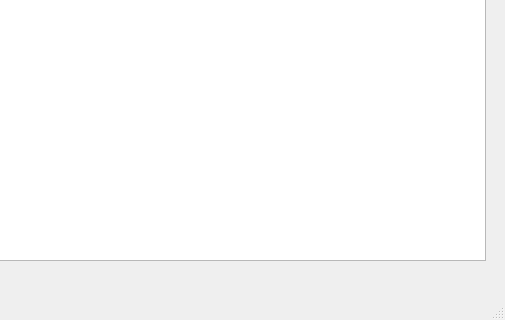
Qt form build-groupG-Desktop_Qt_5_15_1_MinGW_64_bit-Debug/groupG/menu.ui (vuandy50/GROUP_G) before a commit; both pictures show x 295 to 800 and y 280 to 600 of the 800 by 600 pixel window.
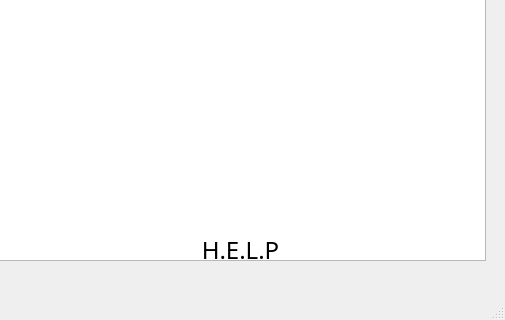
The same form after that commit.

```diff
--- a/build-groupG-Desktop_Qt_5_15_1_MinGW_64_bit-Debug/groupG/menu.ui
+++ b/build-groupG-Desktop_Qt_5_15_1_MinGW_64_bit-Debug/groupG/menu.ui
@@ -136,6 +136,35 @@
      <string>Account Settings</string>
     </property>
    </widget>
+   <widget class="QLabel" name="label_3">
+    <property name="geometry">
+     <rect>
+      <x>480</x>
+      <y>510</y>
+      <width>111</width>
+      <height>41</height>
+     </rect>
+    </property>
+    <property name="font">
+     <font>
+      <family>Showcard Gothic</family>
+      <pointsize>18</pointsize>
+      <underline>false</underline>
+     </font>
+    </property>
+    <property name="text">
+     <string>H.E.L.P</string>
+    </property>
+    <property name="textFormat">
+     <enum>Qt::RichText</enum>
+    </property>
+    <property name="alignment">
+     <set>Qt::AlignCenter</set>
+    </property>
+    <property name="wordWrap">
+     <bool>false</bool>
+    </property>
+   </widget>
   </widget>
   <widget class="QMenuBar" name="menubar">
    <property name="geometry">
```
